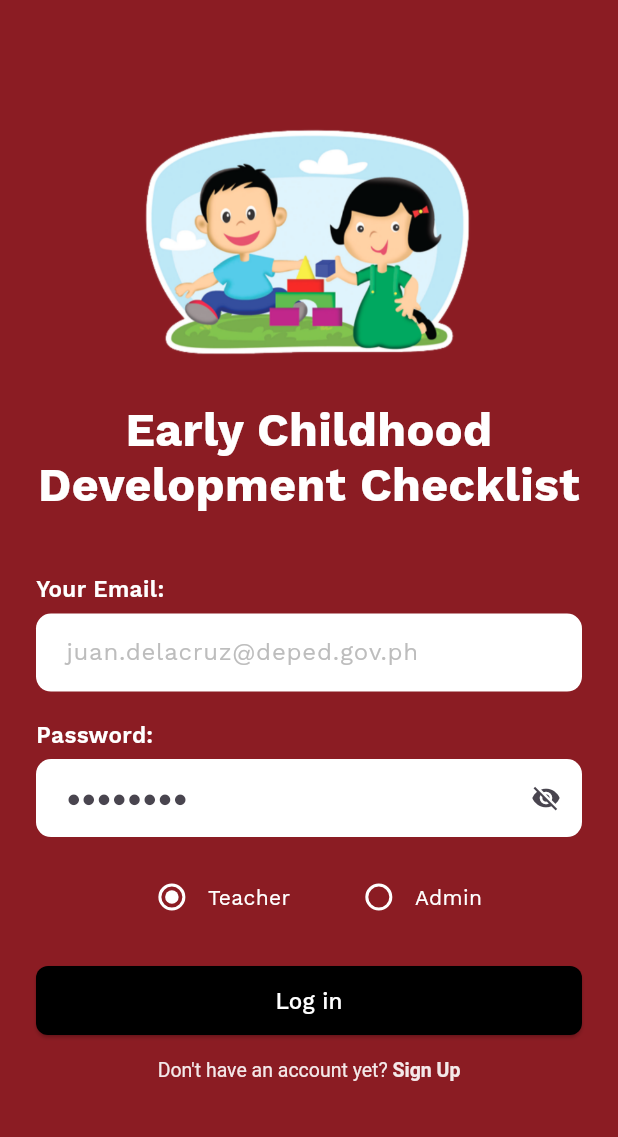
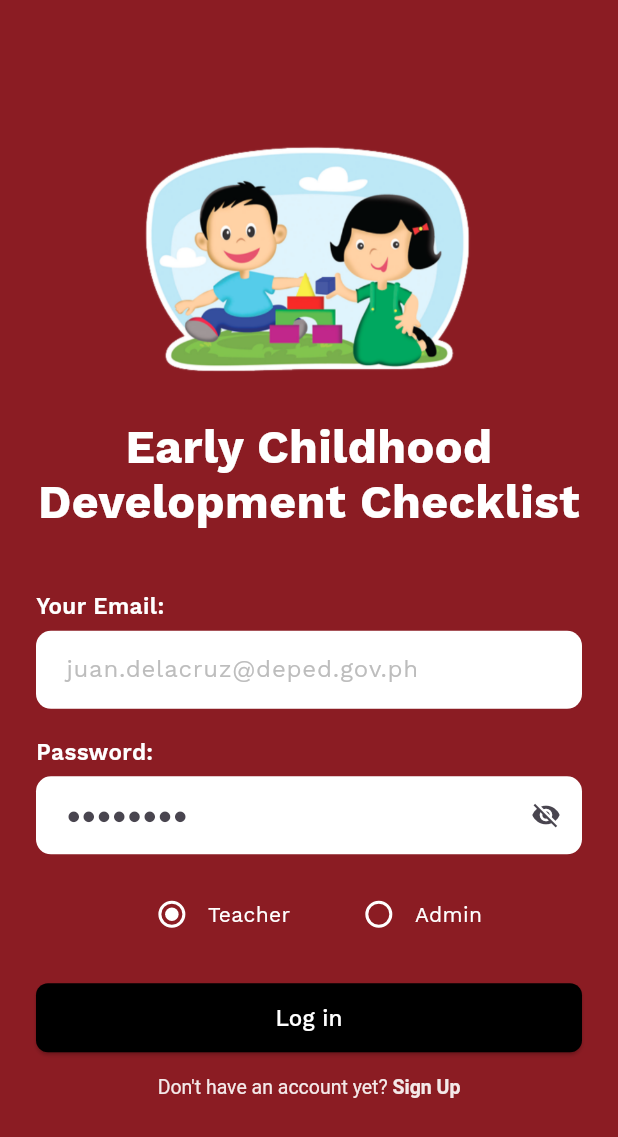
Before and after one commit to aoyesha/eccd, a Flutter app: the screen it shows after launch, on a phone screen of 412 x 824 dp. Shown: the top 1137 px of the screen. Run offline on Flutter 3.47's test engine with Material 3 defaults, Android fonts, the phone set to English and light mode, and no system bars; drawn by our look-alikes of auto_size_text; our stand-ins replace get, google_fonts, sqflite; accounts and stored records are empty.

Commit message:
fixed mobile widget

```diff
--- a/lib/view/login_page.dart
+++ b/lib/view/login_page.dart
@@ -54,22 +54,33 @@ class _LoginPageState extends State<LoginPage> {
   }
 
   Widget _mobileLayout() {
+    return LayoutBuilder(
+      builder: (context, constraints) {
         return SingleChildScrollView(
+          child: ConstrainedBox(
+            constraints: BoxConstraints(minHeight: constraints.maxHeight),
+            child: Center(
+              child: Padding(
                 padding: const EdgeInsets.symmetric(horizontal: 24),
                 child: Column(
+                  mainAxisSize: MainAxisSize.min,
                   crossAxisAlignment: CrossAxisAlignment.center,
                   children: [
-          const SizedBox(height: 80),
                     Image.asset('assets/kids.png', width: 220),
                     const SizedBox(height: 24),
                     _title(),
                     const SizedBox(height: 40),
                     Align(alignment: Alignment.centerLeft, child: _form()),
-          const SizedBox(height: 24),
                   ],
                 ),
+              ),
+            ),
+          ),
+        );
+      },
     );
   }
+
 
   Widget _desktopLayout() {
     return Center(
```
Lines whose indentation alone changed are shown as unchanged.
